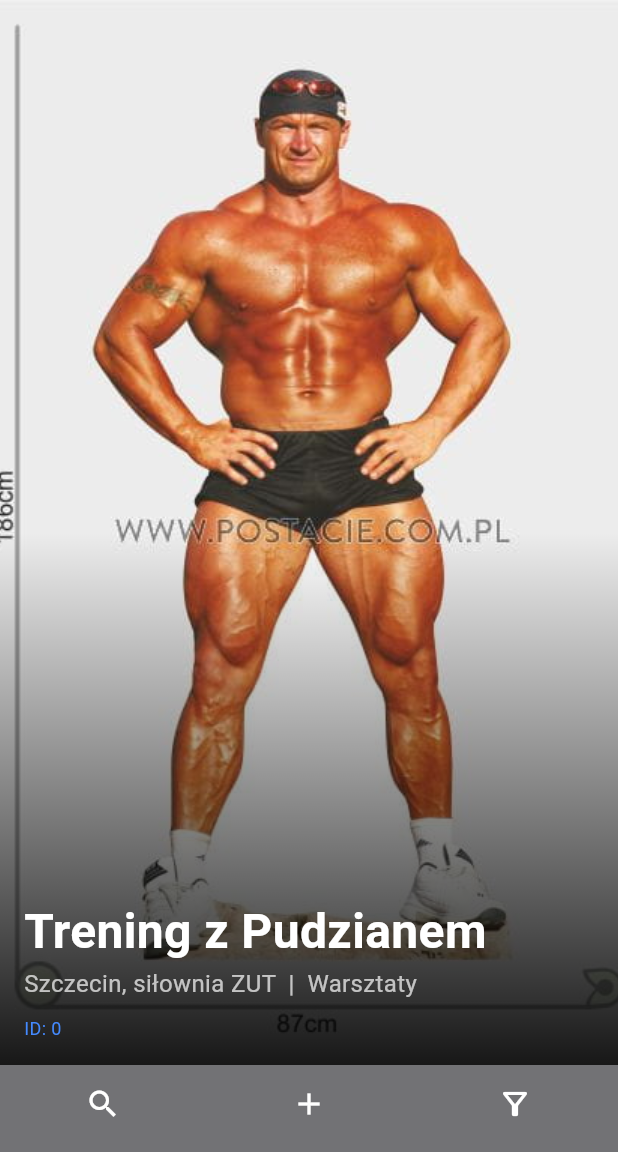
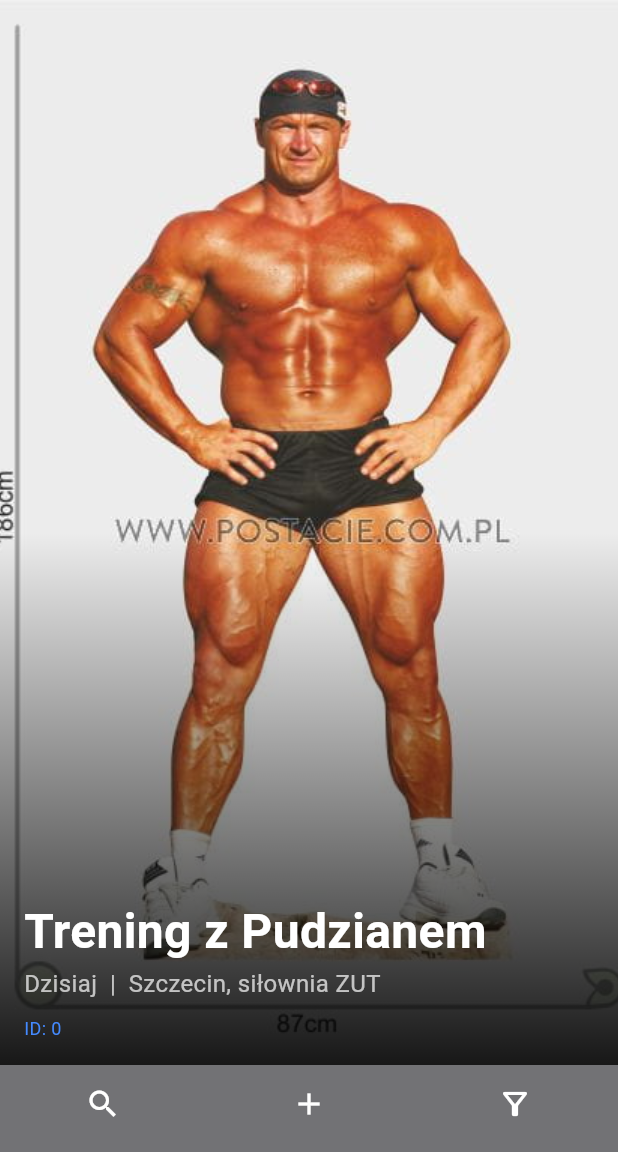
Before and after one commit to JaKosinski/IPZ_2024_2025, a Flutter app: the screen it shows after launch, after a tap on "Zaloguj", on a phone screen of 412 x 824 dp, the part 84-1236 px from its top. Run offline on Flutter 3.47's test engine with Material 3 defaults, Android fonts, the phone set to English and light mode, and no system bars; our stand-ins replace image_picker.

Commit message:
Na prośbę p Jakuba

```diff
--- a/aplikacja/lib/main.dart
+++ b/aplikacja/lib/main.dart
@@ -7,7 +7,7 @@ final List<Event> testEvents = [
     id: "0",
     name: "Trening z Pudzianem",
     location: "Szczecin, siłownia ZUT",
-    eventType: 'Warsztaty',
+    type: 'Warsztaty',
     startDate: DateTime(2025, 2, 14, 18, 0),
     maxParticipants: -1,
     registeredParticipants: 10,
@@ -17,7 +17,7 @@ final List<Event> testEvents = [
     id: "1",
     name: "Walka z Pudzianem",
     location: "Blok 12, osiedle Kaliny",
-    eventType: 'Sportowe',
+    type: 'Sportowe',
     startDate: DateTime(2025, 1, 10, 19, 30),
     maxParticipants: 1,
     registeredParticipants: 0,
@@ -27,7 +27,7 @@ final List<Event> testEvents = [
     id: "2",
     name: "Przejażdżka z Pudzianem",
     location:"Szczecin, Jezioro Głębokie",
-    eventType: 'Car Meet',
+    type: 'Car Meet',
     startDate: DateTime(2025, 12, 24),
     maxParticipants: 3,
     registeredParticipants: 1,
@@ -37,7 +37,7 @@ final List<Event> testEvents = [
     id: "3",
     name: "Trening w Fortnite z Pudzianem",
     location: "Dom Pudziana",
-    eventType: 'Gaming',
+    type: 'Gaming',
     startDate: DateTime(2025, 10, 21),
     maxParticipants: 5,
     registeredParticipants: 2,
--- a/aplikacja/lib/models/event.dart
+++ b/aplikacja/lib/models/event.dart
@@ -14,7 +14,7 @@ class Event {
   final String id;                  // Unikalny identyfikator
   final String name;                // Nazwa wydarzenia
   final String location;            // Lokalizacja wydarzenia
-  final String eventType;           // Kategoria/typ wydarzenia
+  final String type;           // Kategoria/typ wydarzenia
   final DateTime startDate;         // Data rozpoczęcia wydarzenia
   final int maxParticipants;        // Maksymalna liczba uczestników  -1 => bez ograniczeń
   int registeredParticipants;       // Liczba zarejestrowanych użytkowników
@@ -26,7 +26,7 @@ class Event {
     required this.id,
     required this.name,
     required this.location,
-    required this.eventType,
+    required this.type,
     required this.startDate,
     required this.maxParticipants,
     required this.registeredParticipants,
--- a/aplikacja/lib/pages/event_page.dart
+++ b/aplikacja/lib/pages/event_page.dart
@@ -21,7 +21,6 @@ class EventPage extends StatelessWidget {
           Stack(
             children: [
               Image.asset(
-                // być może tutaj trzeba przemyśleć konstruktor, bo ścieżka jest względem pliku, który inicjalizuje event
                 event.imagePath,
                 height: photoHeight,
                 width: double.infinity,
@@ -53,7 +52,7 @@ class EventPage extends StatelessWidget {
           Padding(
             padding: const EdgeInsets.all(16),
             child: Text(
-              event.location,
+              '${event.location}  |  ${event.type}',
               style: const TextStyle(
                 fontSize: 20,
                 color: Colors.white,
--- a/aplikacja/lib/pages/create_event_page.dart
+++ b/aplikacja/lib/pages/new_event_page.dart
@@ -62,7 +62,7 @@ class _CreateEventPageState extends State<CreateEventPage> {
           id: DateTime.now().millisecondsSinceEpoch.toString(),
           name: _nameController.text,
           location: _locationController.text,
-          eventType: 'no_type',
+          type: 'no_type',
           startDate: _selectedDate,
           maxParticipants: int.parse(_maxParticipantsController.text),
           registeredParticipants: 0,
--- a/aplikacja/lib/widgets/event_card.dart
+++ b/aplikacja/lib/widgets/event_card.dart
@@ -1,13 +1,19 @@
 import "package:flutter/material.dart";
 import '../models/event.dart';
 import '../pages/event_page.dart';
+import '../utils/tools.dart';
 
 // być może jak chcemy dać przyciski tutaj to tez stateful, dopiero zrozumiałem
 // różnicę między less a ful
 class EventCard extends StatelessWidget {
   final Event event;
+  final int dateDiffrence;
 
-  const EventCard({Key? key, required this.event}) : super(key: key);
+  EventCard({
+    super.key, required this.event
+  }) : dateDiffrence = DateTime.now()
+          .difference(DateTime(event.startDate.year, event.startDate.month, event.startDate.day))
+          .inDays;
 
   @override
   Widget build(BuildContext context) {
@@ -56,7 +62,9 @@ class EventCard extends StatelessWidget {
                 ),
               ),
               Text(
-                '${event.location}  |  ${event.eventType}',
+                dateDiffrence <= 0 ?
+                    'Dzisiaj  |  ${event.location}'
+                    : 'Za ${dateDiffrence} dni  |  ${event.location}',
                 style: TextStyle(
                   fontSize: 16,
                   color: Colors.white70,
```
Also changed, not shown: aplikacja/lib/pages/home_page.dart (+8 -1 lines), aplikacja/lib/utils/tools.dart (added, +12 -0 lines).
